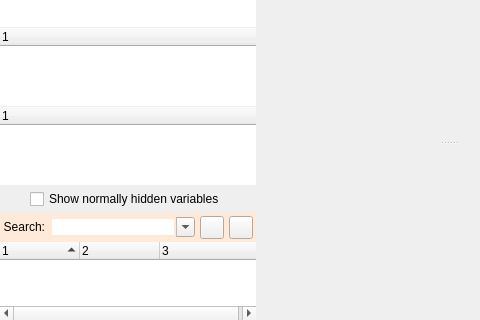
Above: src/ui/trigger_editor.ui from Mudlet/Mudlet before the change; both pictures show x 0 to 480 and y 368 to 688 of the 636 by 688 pixel window. Below: the same form after it.
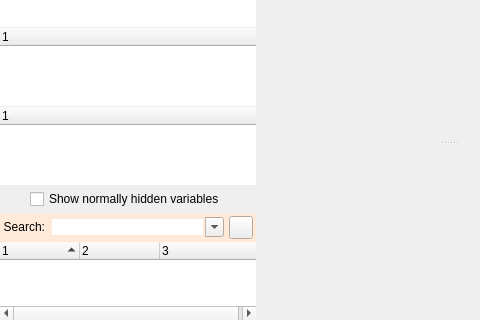
That is the form after the change. Custom widgets are drawn as their Qt base class.

Commit message: Embedded case-sensitivity icon & made it more legible

```diff
--- a/src/ui/trigger_editor.ui
+++ b/src/ui/trigger_editor.ui
@@ -575,7 +575,7 @@
               </property>
               <item>
                <widget class="QWidget" name="widget_searchTerm" native="true">
-                <layout class="QGridLayout" name="gridLayout" columnstretch="0,0,0,0">
+                <layout class="QGridLayout" name="gridLayout" columnstretch="0,0,0">
                  <property name="leftMargin">
                   <number>3</number>
                  </property>
@@ -630,46 +630,6 @@
                   </widget>
                  </item>
                  <item row="0" column="2" alignment="Qt::AlignHCenter|Qt::AlignVCenter">
-                  <widget class="QToolButton" name="button_toggleSearchCaseSensitive">
-                   <property name="sizePolicy">
-                    <sizepolicy hsizetype="Maximum" vsizetype="Maximum">
-                     <horstretch>0</horstretch>
-                     <verstretch>0</verstretch>
-                    </sizepolicy>
-                   </property>
-                   <property name="minimumSize">
-                    <size>
-                     <width>16</width>
-                     <height>16</height>
-                    </size>
-                   </property>
-                   <property name="maximumSize">
-                    <size>
-                     <width>32</width>
-                     <height>32</height>
-                    </size>
-                   </property>
-                   <property name="toolTip">
-                    <string>&lt;html&gt;&lt;head/&gt;&lt;body&gt;&lt;p&gt;Toggles the case sensitivity of the search (middle line of icon stands out if case sensitive search is &lt;i&gt;on&lt;/i&gt;!)&lt;/p&gt;&lt;/body&gt;&lt;/html&gt;</string>
-                   </property>
-                   <property name="text">
-                    <string/>
-                   </property>
-                   <property name="iconSize">
-                    <size>
-                     <width>16</width>
-                     <height>16</height>
-                    </size>
-                   </property>
-                   <property name="checkable">
-                    <bool>true</bool>
-                   </property>
-                   <property name="arrowType">
-                    <enum>Qt::NoArrow</enum>
-                   </property>
-                  </widget>
-                 </item>
-                 <item row="0" column="3" alignment="Qt::AlignHCenter|Qt::AlignVCenter">
                   <widget class="QToolButton" name="button_toggleSearchAreaResults">
                    <property name="sizePolicy">
                     <sizepolicy hsizetype="Maximum" vsizetype="Maximum">
```
The commit also changes 5 other files.
